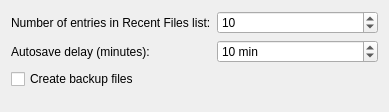
Above: sheets/part/dialogs/FileOptionsWidget.ui from KDE/calligra before the change. Below: the same form after it.
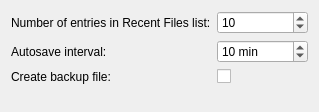
That is the form after the change. Custom widgets are drawn as their Qt base class.

Commit message:
use QFormLayout for general document/grid/misc config pages and Karbon interface config page
also align and change UI strings in the general config and Sheet config
to "Autosave interval:" and "Create backup file:"

thanks boemann for review

Diff of the .ui file:
```diff
--- a/sheets/part/dialogs/FileOptionsWidget.ui
+++ b/sheets/part/dialogs/FileOptionsWidget.ui
@@ -12,7 +12,7 @@
   <property name="windowTitle" >
    <string>File Options</string>
   </property>
-  <layout class="QGridLayout" name="gridLayout" >
+  <layout class="QFormLayout">
    <item row="0" column="0" >
     <widget class="QLabel" name="label" >
      <property name="text" >
@@ -36,7 +36,7 @@
    <item row="1" column="0" >
     <widget class="QLabel" name="label_2" >
      <property name="text" >
-      <string>Autosave delay (minutes):</string>
+      <string>Autosave interval:</string>
      </property>
     </widget>
    </item>
@@ -46,7 +46,7 @@
       <string>Here you can select the time between autosaves, or disable this feature altogether by choosing Do not save automatically (drag the slider to the far left).</string>
      </property>
      <property name="specialValueText" >
-      <string>Do not save automatically</string>
+      <string>No autosave</string>
      </property>
      <property name="suffix" >
       <string> min</string>
@@ -59,14 +59,18 @@
      </property>
     </widget>
    </item>
-   <item row="2" column="0" colspan="2" >
+   <item row="2" column="0">
+    <widget class="QLabel">
+     <property name="text" >
+      <string>Create backup file:</string>
+     </property>
+    </widget>
+   </item>
+   <item row="2" column="1">
     <widget class="QCheckBox" name="m_createBackupFile" >
      <property name="whatsThis" >
       <string>Check this box if you want some backup files created. This is checked per default.</string>
      </property>
-     <property name="text" >
-      <string>Create backup files</string>
-     </property>
     </widget>
    </item>
    <item row="3" column="0" colspan="2" >
```
Left out of the diff: 4 changed lines with no effect on the pictures. The commit also changes 6 other files.
